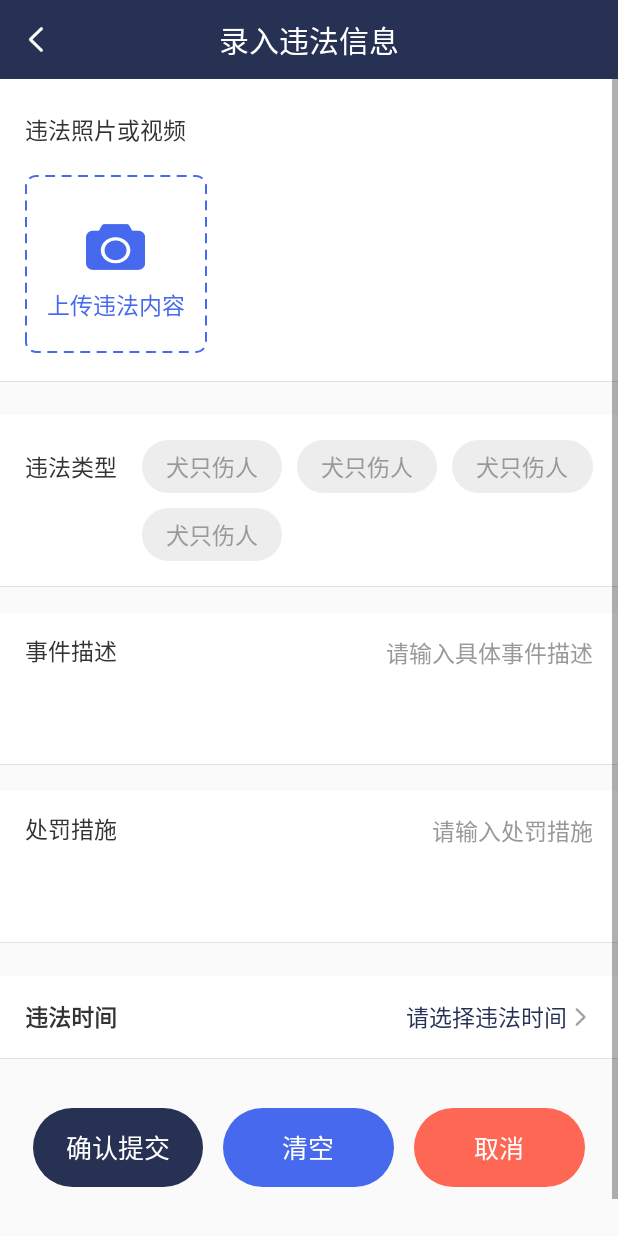
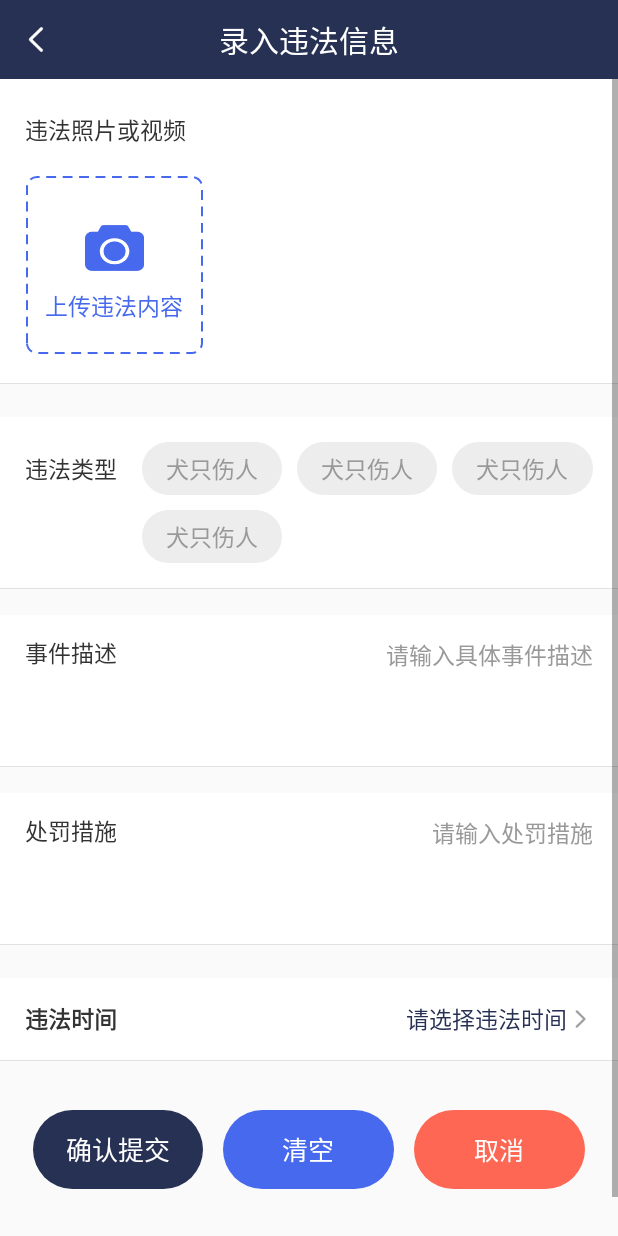
Before and after one commit to Android-linpengdiao/DogManageZhiFa, an Android app: the EnforcementSubmitActivity screen opened directly, with no data from a screen before it, on a phone screen of 412 x 824 dp. Run offline under Robolectric (Android 15) with nearby library versions, the phone set to English and light mode, and no system bars; our stand-ins replace data binding; libraries missing offline, so code that uses them is left out: com.bigkoo.pickerview, com.obs.services, top.zibin.luban; pictures from the network do not load; Roboto replaces fonts that are not available here; 2 statements that could not run were skipped.

Commit message:
1、接口

```diff
--- a/app/src/main/java/com/dog/manage/zhifa/app/MainActivity.java
+++ b/app/src/main/java/com/dog/manage/zhifa/app/MainActivity.java
@@ -16,6 +16,7 @@
 import com.dog.manage.zhifa.app.activity.EnforcementActivity;
 import com.dog.manage.zhifa.app.activity.EnforcementDogInfoActivity;
 import com.dog.manage.zhifa.app.activity.EnforcementRecordActivity;
+import com.dog.manage.zhifa.app.activity.EnforcementSubmitActivity;
 import com.dog.manage.zhifa.app.activity.ImmuneSubmitActivity;
 import com.dog.manage.zhifa.app.activity.LoginActivity;
 import com.dog.manage.zhifa.app.activity.MessageActivity;
--- a/app/src/main/java/com/dog/manage/zhifa/app/activity/AdvertiseActivity.java
+++ b/app/src/main/java/com/dog/manage/zhifa/app/activity/AdvertiseActivity.java
@@ -57,6 +57,8 @@
         wvSettings.setDatabaseEnabled(true);
         //去掉右侧导航条
         binding.webView.setScrollBarStyle(WebView.SCROLLBARS_INSIDE_OVERLAY);
+        binding.webView.setHorizontalScrollBarEnabled(false);//水平不显示
+        binding.webView.setVerticalScrollBarEnabled(false); //垂直不显示
         binding.webView.setWebViewClient(new WebViewClient() {
 
             @Override
--- a/app/src/main/java/com/dog/manage/zhifa/app/activity/CameraActivity.java
+++ b/app/src/main/java/com/dog/manage/zhifa/app/activity/CameraActivity.java
@@ -191,7 +191,7 @@
                         } else {
                             startTimer();
                             ToastUtils.showShort(CameraActivity.this, response.getMessage());
-                            binding.testView.setVisibility(View.VISIBLE);
+//                            binding.testView.setVisibility(View.VISIBLE);
                         }
 
                     }
--- /dev/null
+++ b/app/src/main/java/com/dog/manage/zhifa/app/adapter/EnforcementImageAdapter.java
@@ -0,0 +1,65 @@
+package com.dog.manage.zhifa.app.adapter;
+
+import android.content.Context;
+import android.util.Log;
+import android.view.View;
+
+import com.base.BaseRecyclerAdapter;
+import com.base.utils.GlideLoader;
+import com.base.view.OnClickListener;
+import com.dog.manage.zhifa.app.R;
+import com.dog.manage.zhifa.app.databinding.ItemEnforrcementImageBinding;
+
+
+public class EnforcementImageAdapter extends BaseRecyclerAdapter<String, ItemEnforrcementImageBinding> {
+
+    private OnClickListener onClickListener;
+
+    public void setOnClickListener(OnClickListener onClickListener) {
+        this.onClickListener = onClickListener;
+    }
+
+    public EnforcementImageAdapter(Context context) {
+        super(context);
+    }
+
+    @Override
+    protected int getLayoutResId(int viewType) { //应该在此根viewType 选择不同布局的,但设计图上给的差距不大.就整合成一个布局了
+        return R.layout.item_enforrcement_image;
+    }
+
+    private static final String TAG = "ReleaseImageAdapter";
+
+    @Override
+    protected void onBindItem(final ItemEnforrcementImageBinding binding, String url, int position) {
+        Log.i(TAG, "onBindItem: position = " + position);
+        Log.i(TAG, "onBindItem: url = " + url);
+        if (position == mList.size() - 1) {
+            binding.updateContainer.setVisibility(View.VISIBLE);
+            binding.deleteImageView.setVisibility(View.GONE);
+            binding.playView.setVisibility(View.GONE);
+            GlideLoader.LoderImage(mContext, null, binding.imageImageView, 6);
+        } else {
+            binding.updateContainer.setVisibility(View.GONE);
+            binding.deleteImageView.setVisibility(View.VISIBLE);
+            binding.playView.setVisibility(url != null && url.endsWith("mp4") ? View.VISIBLE : View.GONE);
+            GlideLoader.LoderImage(mContext, url, binding.imageImageView, 6);
+        }
+        binding.deleteImageView.setOnClickListener(new View.OnClickListener() {
+            @Override
+            public void onClick(View view) {
+                mList.remove(position);
+                notifyDataSetChanged();
+            }
+        });
+        binding.viewLayout.setOnClickListener(new View.OnClickListener() {
+            @Override
+            public void onClick(View view) {
+                if (onClickListener != null) {
+                    onClickListener.onClick(view, position);
+                }
+            }
+        });
+
+    }
+}
--- a/app/src/main/res/layout/activity_advertise.xml
+++ b/app/src/main/res/layout/activity_advertise.xml
@@ -46,6 +46,7 @@
             android:id="@+id/webView"
             android:layout_width="match_parent"
             android:layout_height="match_parent"
+            android:overScrollMode="never"
             android:layout_margin="@dimen/dp_15" />
 
     </LinearLayout>
--- a/app/src/main/res/layout/activity_camera.xml
+++ b/app/src/main/res/layout/activity_camera.xml
@@ -98,7 +98,7 @@
                     android:background="@drawable/button_theme"
                     android:gravity="center"
                     android:onClick="onClickTest"
-                    android:visibility="visible"
+                    android:visibility="gone"
                     android:text="测试数据"
                     android:textColor="#ffffff"
                     android:textSize="@dimen/sp_16" />
--- a/app/src/main/res/layout/activity_enforcement_submit.xml
+++ b/app/src/main/res/layout/activity_enforcement_submit.xml
@@ -53,36 +53,43 @@
                         android:textColor="#333333"
                         android:textSize="@dimen/sp_14" />
 
-                    <RelativeLayout
-                        android:layout_width="@dimen/dp_111"
-                        android:layout_height="@dimen/dp_108"
+                    <androidx.recyclerview.widget.RecyclerView
+                        android:id="@+id/imageRecyclerView"
+                        android:layout_width="match_parent"
+                        android:layout_height="wrap_content"
                         android:layout_marginBottom="@dimen/dp_17"
-                        android:background="@drawable/upload_bg">
+                        android:overScrollMode="never" />
 
-                        <ImageView
-                            android:layout_width="@dimen/dp_36"
-                            android:layout_height="@dimen/dp_28"
-                            android:layout_centerHorizontal="true"
-                            android:layout_marginTop="@dimen/dp_30"
-                            android:background="@drawable/camera" />
+                    <!--                    <RelativeLayout-->
+                    <!--                        android:layout_width="@dimen/dp_111"-->
+                    <!--                        android:layout_height="@dimen/dp_108"-->
+                    <!--                        android:layout_marginBottom="@dimen/dp_17"-->
+                    <!--                        android:background="@drawable/upload_bg">-->
 
-                        <TextView
-                            android:layout_width="match_parent"
-                            android:layout_height="wrap_content"
-                            android:layout_marginTop="@dimen/dp_68"
-                            android:gravity="center"
-                            android:text="上传违法内容"
-                            android:textColor="#4669ED"
-                            android:textSize="@dimen/sp_14"
-                            android:textStyle="normal" />
+                    <!--                        <ImageView-->
+                    <!--                            android:layout_width="@dimen/dp_36"-->
+                    <!--                            android:layout_height="@dimen/dp_28"-->
+                    <!--                            android:layout_centerHorizontal="true"-->
+                    <!--                            android:layout_marginTop="@dimen/dp_30"-->
+                    <!--                            android:background="@drawable/camera" />-->
 
-                        <ImageView
-                            android:id="@+id/illegalFileUrlView"
-                            android:layout_width="match_parent"
-                            android:layout_height="match_parent"
-                            android:onClick="onClickPicture" />
+                    <!--                        <TextView-->
+                    <!--                            android:layout_width="match_parent"-->
+                    <!--                            android:layout_height="wrap_content"-->
+                    <!--                            android:layout_marginTop="@dimen/dp_68"-->
+                    <!--                            android:gravity="center"-->
+                    <!--                            android:text="上传违法内容"-->
+                    <!--                            android:textColor="#4669ED"-->
+                    <!--                            android:textSize="@dimen/sp_14"-->
+                    <!--                            android:textStyle="normal" />-->
 
-                    </RelativeLayout>
+                    <!--                        <ImageView-->
+                    <!--                            android:id="@+id/illegalFileUrlView"-->
+                    <!--                            android:layout_width="match_parent"-->
+                    <!--                            android:layout_height="match_parent"-->
+                    <!--                            android:onClick="onClickPicture" />-->
+
+                    <!--                    </RelativeLayout>-->
 
                 </LinearLayout>
 
@@ -150,8 +157,8 @@
                         android:background="@null"
                         android:gravity="top|right"
                         android:hint="请输入具体事件描述"
+                        android:minHeight="@dimen/dp_60"
                         android:text=""
-                        android:minHeight="@dimen/dp_60"
                         android:textColor="#333333"
                         android:textColorHint="#999999"
                         android:textSize="@dimen/sp_14" />
@@ -191,8 +198,8 @@
                         android:background="@null"
                         android:gravity="top|right"
                         android:hint="请输入处罚措施"
+                        android:minHeight="@dimen/dp_60"
                         android:text=""
-                        android:minHeight="@dimen/dp_60"
                         android:textColor="#333333"
                         android:textColorHint="#999999"
                         android:textSize="@dimen/sp_14" />
--- /dev/null
+++ b/app/src/main/res/layout/item_enforrcement_image.xml
@@ -0,0 +1,68 @@
+<?xml version="1.0" encoding="utf-8"?>
+<layout xmlns:android="http://schemas.android.com/apk/res/android"
+    xmlns:app="http://schemas.android.com/apk/res-auto"
+    xmlns:tools="http://schemas.android.com/tools">
+
+    <data>
+
+    </data>
+
+    <RelativeLayout
+        android:id="@+id/view_layout"
+        android:layout_width="match_parent"
+        android:layout_height="wrap_content"
+        android:padding="1px">
+
+        <ImageView
+            android:id="@+id/imageImageView"
+            android:layout_width="match_parent"
+            android:layout_height="@dimen/dp_108"
+            android:padding="1px"
+            android:src="@drawable/placeholder" />
+
+        <ImageView
+            android:id="@+id/deleteImageView"
+            android:layout_width="35dp"
+            android:layout_height="35dp"
+            android:layout_alignParentRight="true"
+            android:padding="8dp"
+            android:src="@drawable/cancel_b" />
+
+        <ImageView
+            android:id="@+id/playView"
+            android:layout_width="@dimen/dp_36"
+            android:layout_height="@dimen/dp_36"
+            android:layout_centerInParent="true"
+            android:src="@drawable/indicator_video_fill_black_g"
+            android:visibility="gone"
+            tools:visibility="visible" />
+
+        <RelativeLayout
+            android:id="@+id/updateContainer"
+            android:layout_width="match_parent"
+            android:layout_height="@dimen/dp_108"
+            android:background="@drawable/upload_bg"
+            android:visibility="gone">
+
+            <ImageView
+                android:layout_width="@dimen/dp_36"
+                android:layout_height="@dimen/dp_28"
+                android:layout_centerHorizontal="true"
+                android:layout_marginTop="@dimen/dp_30"
+                android:background="@drawable/camera" />
+
+            <TextView
+                android:layout_width="match_parent"
+                android:layout_height="wrap_content"
+                android:layout_marginTop="@dimen/dp_68"
+                android:gravity="center"
+                android:text="上传违法内容"
+                android:textColor="#4669ED"
+                android:textSize="@dimen/sp_14"
+                android:textStyle="normal" />
+
+        </RelativeLayout>
+
+    </RelativeLayout>
+
+</layout>
--- a/app/src/main/res/layout/item_message.xml
+++ b/app/src/main/res/layout/item_message.xml
@@ -62,6 +62,8 @@
                     android:layout_width="0dp"
                     android:layout_height="match_parent"
                     android:layout_weight="1"
+                    android:singleLine="true"
+                    android:layout_marginRight="@dimen/dp_5"
                     tools:text="犬证办理"
                     android:textColor="#323232"
                     android:textSize="@dimen/sp_15" />
```
Also changed, not shown: app/src/main/java/com/dog/manage/zhifa/app/activity/EnforcementSubmitActivity.java (+76 -36 lines), app/src/main/java/com/dog/manage/zhifa/app/utils/GlideImageLoader.java (+9 -11 lines), app/src/main/res/drawable-xhdpi/cancel_b.png (added), app/src/main/res/drawable-xhdpi/indicator_video_fill_black_g.png (added), 1 other file.
